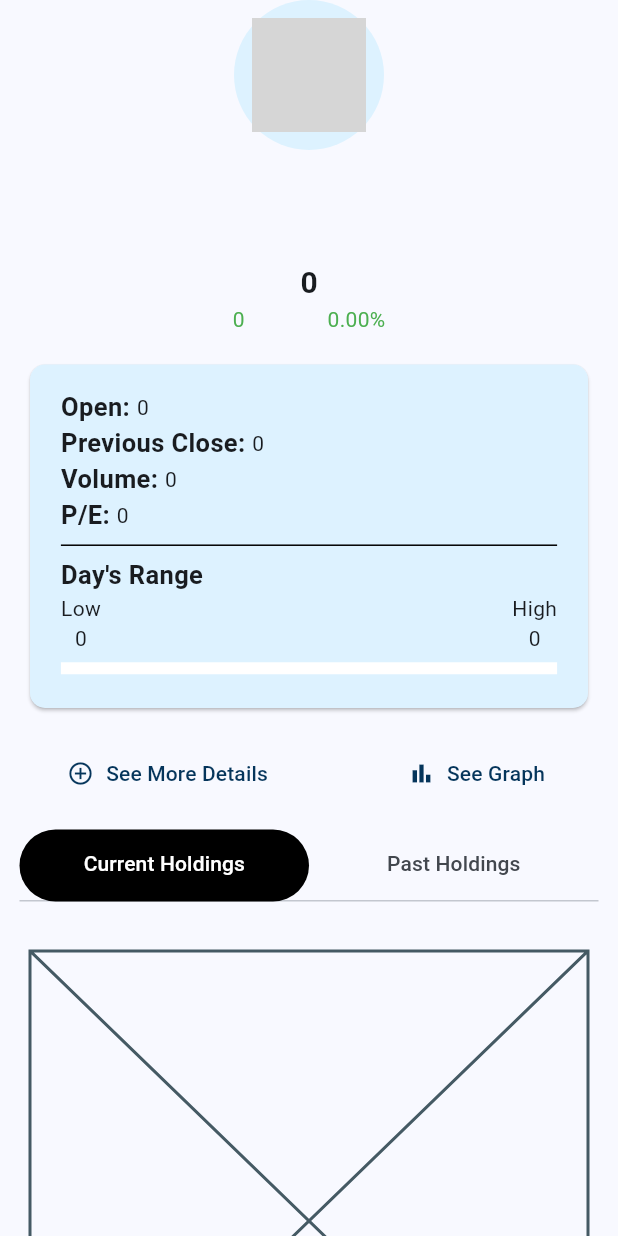
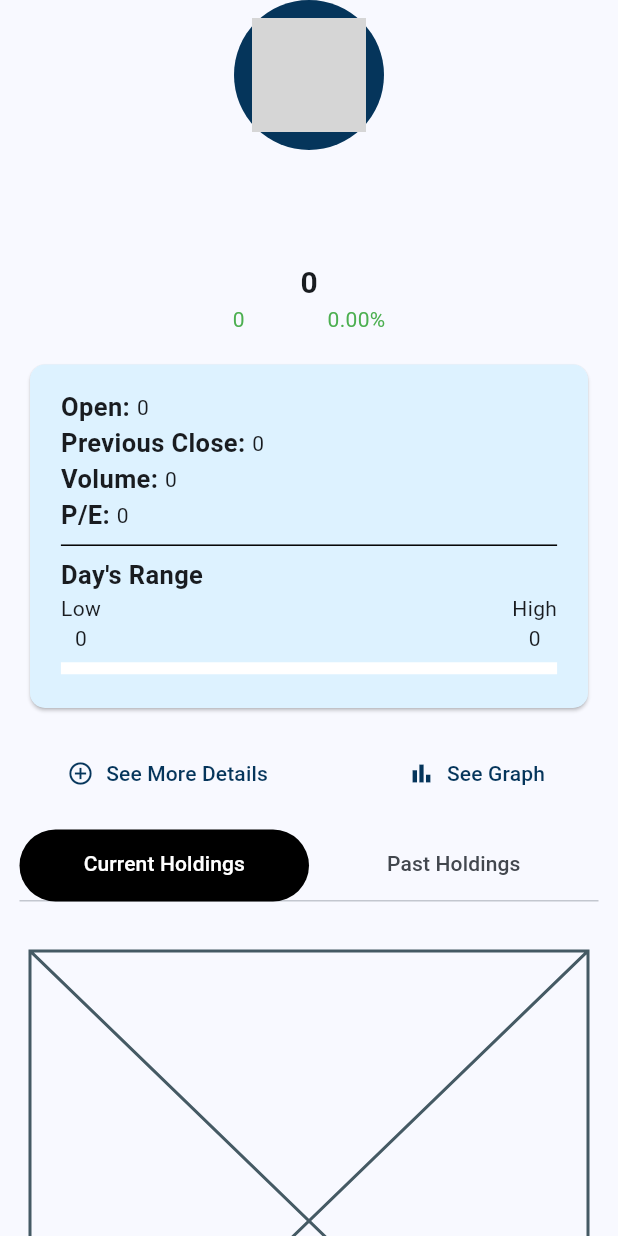
Before and after one commit to KrishChopra22/stockfolio, a Flutter app: the StockDetailsScreen screen opened directly with empty values, on a phone screen of 412 x 824 dp. Run offline on Flutter 3.47's test engine with Material 3 defaults, Android fonts, the light colour scheme and no system bars; our stand-ins replace cloud_firestore, country_picker, firebase_auth, firebase_core, firebase_storage, fl_chart and 5 more; accounts and stored records are empty; generated files the repository leaves out were written again; network calls fail; project files that could hold a hidden picture were left out; grey boxes are pictures that could not be loaded.

Commit message:
Small Changes

```diff
--- a/lib/features/stocks/screens/stock_details_screen.dart
+++ b/lib/features/stocks/screens/stock_details_screen.dart
@@ -49,7 +49,7 @@ class _StockDetailsScreenState extends State<StockDetailsScreen> {
                   height: 100,
                   width: 100,
                   decoration: BoxDecoration(
-                    color: AppColors.lightBlue,
+                    color: AppColors.blue,
                     borderRadius: BorderRadius.circular(80),
                   ),
                   child: Padding(
```
Also changed, not shown: lib/features/home/screens/home_page.dart (+0 -90 lines).
